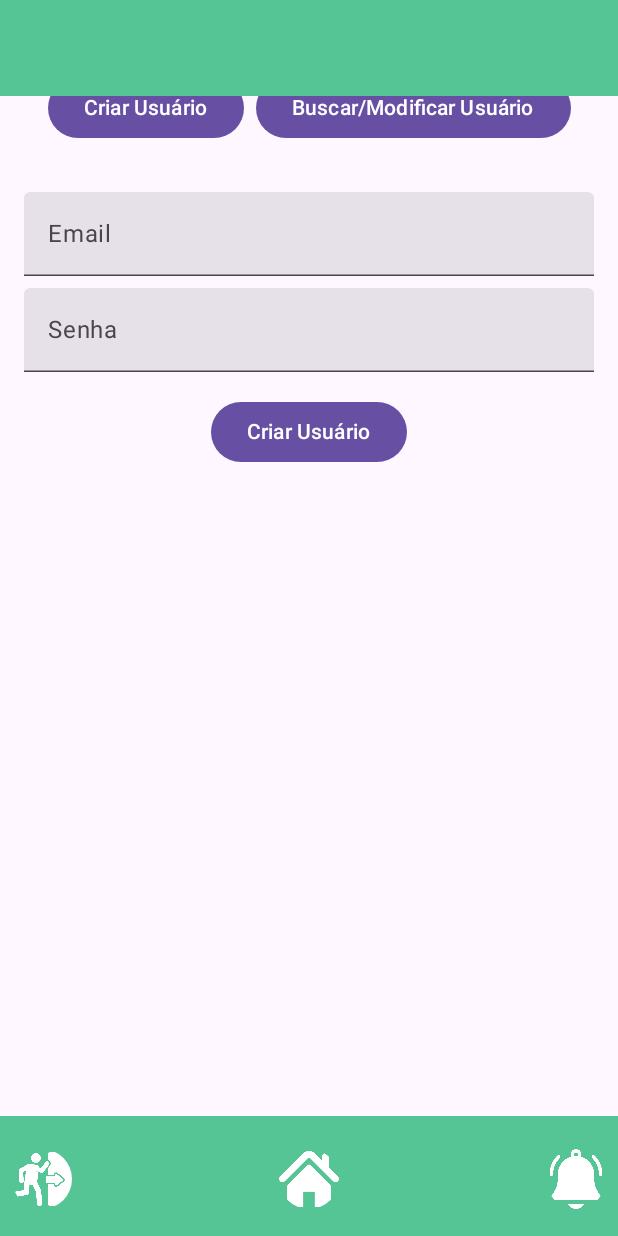
After one commit to billgatos/ProjAplicadoG06, an Android app built with Jetpack Compose: the UserManagementScreen screen opened through its navigation route, on a phone screen of 412 x 824 dp. The commit adds this screen. Run offline under Robolectric (Android 15) with nearby library versions, the phone set to English and light mode, and no system bars; our stand-ins replace Firebase (no records; nobody signed in at launch, a user with empty details on screens opened directly).

Commit message:
roberto usermanagement

```diff
--- a/LojaSocialFireBase/app/src/main/java/com/example/lojasocialfirebase/auth/LoginScreen.kt
+++ b/LojaSocialFireBase/app/src/main/java/com/example/lojasocialfirebase/auth/LoginScreen.kt
@@ -2,7 +2,6 @@ package com.example.lojasocialfirebase.auth
 
 import androidx.compose.foundation.Image
 import androidx.compose.runtime.*
-import androidx.compose.material.*
 import androidx.compose.foundation.layout.*
 import androidx.compose.foundation.shape.RoundedCornerShape
 import androidx.compose.material3.Button
--- /dev/null
+++ b/LojaSocialFireBase/app/src/main/java/com/example/lojasocialfirebase/auth/UserManagementScreen.kt
@@ -0,0 +1,144 @@
+package com.example.lojasocialfirebase.auth
+
+import androidx.compose.foundation.Image
+import androidx.compose.runtime.*
+import androidx.compose.foundation.layout.*
+import androidx.compose.foundation.shape.RoundedCornerShape
+import androidx.compose.material3.Button
+import androidx.compose.material3.ButtonDefaults
+import androidx.compose.material3.MaterialTheme
+import androidx.compose.material3.Scaffold
+import androidx.compose.ui.Modifier
+import androidx.compose.ui.unit.dp
+import androidx.compose.material3.Text
+import androidx.compose.material3.TextField
+import androidx.compose.ui.Alignment
+import androidx.compose.ui.graphics.Color
+import androidx.compose.ui.res.painterResource
+import androidx.compose.ui.text.input.PasswordVisualTransformation
+
+
+@Composable
+fun UserManagementScreen(viewModel: AuthViewModel) {
+    var selectedOption by remember { mutableStateOf("create") } // Estado para escolher a ação
+    var email by remember { mutableStateOf("") }
+    var password by remember { mutableStateOf("") }
+    var userId by remember { mutableStateOf<String?>(null) }
+    var newUserType by remember { mutableStateOf("") }
+    var newEmail by remember { mutableStateOf("") }
+    var message by remember { mutableStateOf("") }
+
+    Column(
+        modifier = Modifier
+            .fillMaxSize()
+            .padding(16.dp),
+        verticalArrangement = Arrangement.Top,
+        horizontalAlignment = Alignment.CenterHorizontally
+    ) {
+        // Título
+        Text("Gestão de Usuários")//, style = MaterialTheme.typography.h5)
+
+        // Opções: Criar, Buscar/Modificar
+        Row(modifier = Modifier.padding(vertical = 16.dp)) {
+            Button(onClick = { selectedOption = "create" }) {
+                Text("Criar Usuário")
+            }
+            Spacer(modifier = Modifier.width(8.dp))
+            Button(onClick = { selectedOption = "modify" }) {
+                Text("Buscar/Modificar Usuário")
+            }
+        }
+
+        Spacer(modifier = Modifier.height(16.dp))
+
+        // Tela de Criação de Usuário
+        if (selectedOption == "create") {
+            TextField(
+                value = email,
+                onValueChange = { email = it },
+                label = { Text("Email") },
+                modifier = Modifier.fillMaxWidth()
+            )
+            Spacer(modifier = Modifier.height(8.dp))
+            TextField(
+                value = password,
+                onValueChange = { password = it },
+                label = { Text("Senha") },
+                modifier = Modifier.fillMaxWidth(),
+                visualTransformation = PasswordVisualTransformation()
+            )
+            Spacer(modifier = Modifier.height(16.dp))
+            Button(onClick = {
+                viewModel.registerUser(email, password) { success ->
+                    message = if (success) "Usuário criado com sucesso!" else "Erro ao criar usuário!"
+                }
+            }) {
+                Text("Criar Usuário")
+            }
+        }
+
+        // Tela de Modificação de Usuário
+        if (selectedOption == "modify") {
+            TextField(
+                value = email,
+                onValueChange = { email = it },
+                label = { Text("Buscar por Email") },
+                modifier = Modifier.fillMaxWidth()
+            )
+            Spacer(modifier = Modifier.height(8.dp))
+            Button(onClick = {
+                viewModel.fetchUserByEmail(email) { id, success ->
+                    if (success) {
+                        userId = id
+                        message = "Usuário encontrado! Modifique os dados abaixo."
+                    } else {
+                        message = "Usuário não encontrado!"
+                    }
+                }
+            }) {
+                Text("Buscar Usuário")
+            }
+
+            Spacer(modifier = Modifier.height(16.dp))
+            if (userId != null) {
+                TextField(
+                    value = newUserType,
+                    onValueChange = { newUserType = it },
+                    label = { Text("Novo Tipo de Usuário (ex: adm)") },
+                    modifier = Modifier.fillMaxWidth()
+                )
+                Spacer(modifier = Modifier.height(8.dp))
+                TextField(
+                    value = newEmail,
+                    onValueChange = { newEmail = it },
+                    label = { Text("Novo Email") },
+                    modifier = Modifier.fillMaxWidth()
+                )
+                Spacer(modifier = Modifier.height(16.dp))
+                Button(onClick = {
+                    userId?.let { id ->
+                        viewModel.updateUserType(id, newUserType) { success ->
+                            message = if (success) "Tipo de usuário atualizado!" else "Erro ao atualizar tipo!"
+                        }
+                    }
+                }) {
+                    Text("Atualizar Tipo")
+                }
+                Spacer(modifier = Modifier.height(8.dp))
+                Button(onClick = {
+                    userId?.let { id ->
+                        viewModel.updateUserEmail(id, newEmail) { success ->
+                            message = if (success) "Email atualizado com sucesso!" else "Erro ao atualizar email!"
+                        }
+                    }
+                }) {
+                    Text("Atualizar Email")
+                }
+            }
+        }
+
+        // Exibição de Mensagens
+        Spacer(modifier = Modifier.height(16.dp))
+        Text(text = message, color = Color.Red)
+    }
+}
--- a/LojaSocialFireBase/app/src/main/java/com/example/lojasocialfirebase/dashboard/DashboardViewModel.kt
+++ b/LojaSocialFireBase/app/src/main/java/com/example/lojasocialfirebase/dashboard/DashboardViewModel.kt
@@ -5,6 +5,8 @@ import androidx.lifecycle.ViewModel
 class DashboardViewModel : ViewModel() {
     val options = listOf(
         DashboardOption(title = "Registrar Visitas", route = "registerVisita"),
-        DashboardOption(title = "Registrar Famílias", route = "registerFamilia")
+        DashboardOption(title = "Registrar Famílias", route = "registerFamilia"),
+        DashboardOption(title = "Registrar Utilizador", route = "userManagement")
+
     )
 }
--- a/LojaSocialFireBase/app/src/main/java/com/example/lojasocialfirebase/navigation/NavGraph.kt
+++ b/LojaSocialFireBase/app/src/main/java/com/example/lojasocialfirebase/navigation/NavGraph.kt
@@ -51,5 +51,10 @@ fun AppNavHost() {
                 RegisterFamiliaScreen(familiaViewModel)
             }
         }
+        composable("userManagement") {
+            MainScaffold(navController, authViewModel.currentUserEmail ?: "Utilizador", onLogout) { modifier ->
+                UserManagementScreen(authViewModel)
+            }
+        }
     }
 }
```
Also changed, not shown: LojaSocialFireBase/app/src/main/java/com/example/lojasocialfirebase/auth/AuthViewModel.kt (+29 -0 lines).
